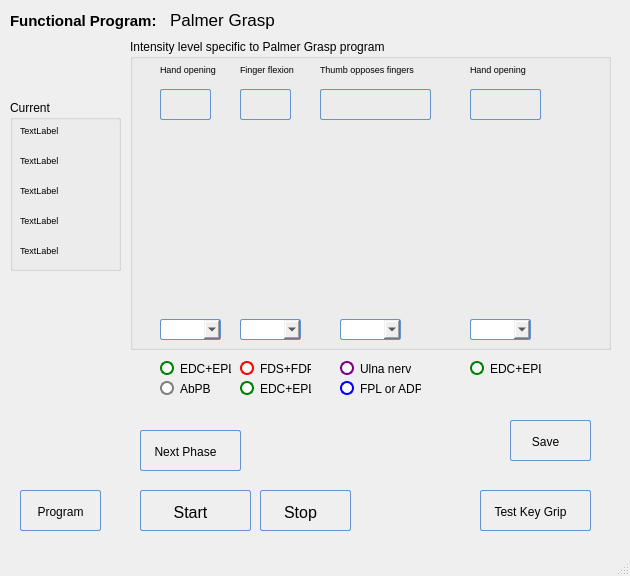
Qt form POML060_v1/programpalmergrasp.ui (viniltc/POML060) before a commit.
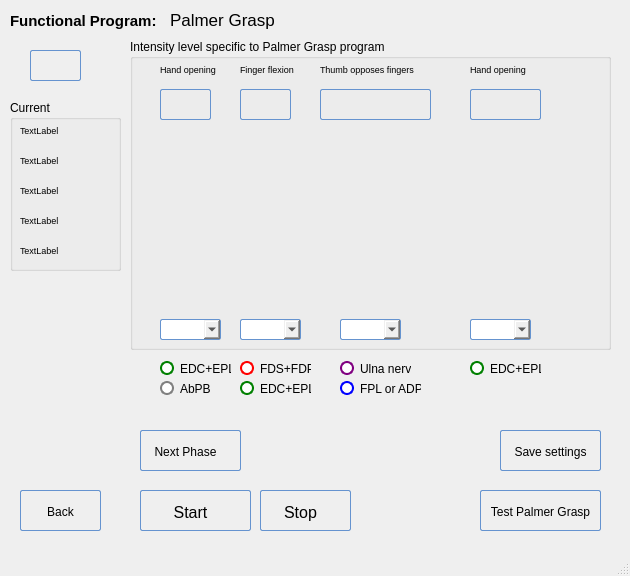
The same form after that commit. Icons and pictures are not drawn.

What changed in the file:
```diff
--- a/POML060_v1/programpalmergrasp.ui
+++ b/POML060_v1/programpalmergrasp.ui
@@ -373,7 +373,7 @@
 }</string>
     </property>
     <property name="text">
-     <string>Program</string>
+     <string>Back</string>
     </property>
    </widget>
    <widget class="QGroupBox" name="groupBox">
@@ -1087,9 +1087,9 @@
    <widget class="QPushButton" name="pushButton_save">
     <property name="geometry">
      <rect>
-      <x>510</x>
-      <y>420</y>
-      <width>81</width>
+      <x>500</x>
+      <y>430</y>
+      <width>101</width>
       <height>41</height>
      </rect>
     </property>
@@ -1102,7 +1102,7 @@
 QPushButton {
         border: 1px solid #6593cf;
         border-radius: 2px;
-        padding: 5px 15px 2px 5px;
+        padding: 5px 5px 2px 5px;
         background: qlineargradient(x1 : 0, y1 : 0, x2 : 0, y2 :   1, stop :   0.0 #f5f9ff,
                 stop :   0.5 #c7dfff, stop :   0.55 #afd2ff, stop :   1.0 #c0dbff);
         color: #0000;
@@ -1136,7 +1136,7 @@
 }</string>
     </property>
     <property name="text">
-     <string>Save</string>
+     <string>Save settings</string>
     </property>
    </widget>
    <widget class="QPushButton" name="pushButton_keyGrip">
@@ -1144,7 +1144,7 @@
      <rect>
       <x>480</x>
       <y>490</y>
-      <width>111</width>
+      <width>121</width>
       <height>41</height>
      </rect>
     </property>
@@ -1166,7 +1166,7 @@
 QPushButton {
         border: 1px solid #6593cf;
         border-radius: 2px;
-        padding: 5px 15px 2px 5px;
+        padding: 5px 5px 2px 5px;
         background: qlineargradient(x1 : 0, y1 : 0, x2 : 0, y2 :   1, stop :   0.0 #f5f9ff,
                 stop :   0.5 #c7dfff, stop :   0.55 #afd2ff, stop :   1.0 #c0dbff);
         color: #0000;
@@ -1200,7 +1200,7 @@
 }</string>
     </property>
     <property name="text">
-     <string>Test Key Grip</string>
+     <string>Test Palmer Grasp</string>
     </property>
    </widget>
    <widget class="QLabel" name="label_currOne">
@@ -1415,6 +1415,32 @@
      <string/>
     </property>
    </widget>
+   <widget class="QPushButton" name="btn0">
+    <property name="geometry">
+     <rect>
+      <x>30</x>
+      <y>50</y>
+      <width>51</width>
+      <height>31</height>
+     </rect>
+    </property>
+    <property name="styleSheet">
+     <string notr="true">QPushButton {
+        border: 1px solid #6593cf;
+        border-radius: 2px;
+        padding: 5px 15px 2px 5px;
+        background: qlineargradient(x1 : 0, y1 : 0, x2 : 0, y2 :   1, stop :   0.0 #f5f9ff,
+                stop :   0.5 #c7dfff, stop :   0.55 #afd2ff, stop :   1.0 #c0dbff);
+        color: #0000;
+        font:  large &quot;Arial&quot;;
+		font-size: 16px;
+        height: 30px;
+}</string>
+    </property>
+    <property name="text">
+     <string/>
+    </property>
+   </widget>
   </widget>
   <widget class="QMenuBar" name="menubar">
    <property name="geometry">
```
